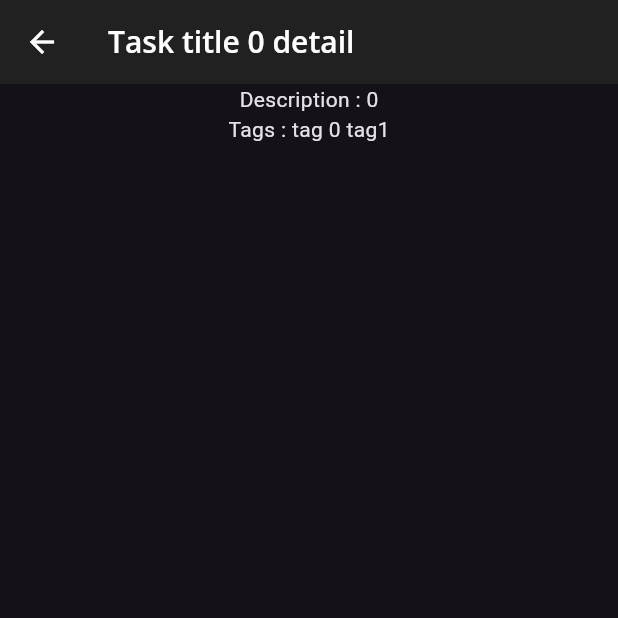
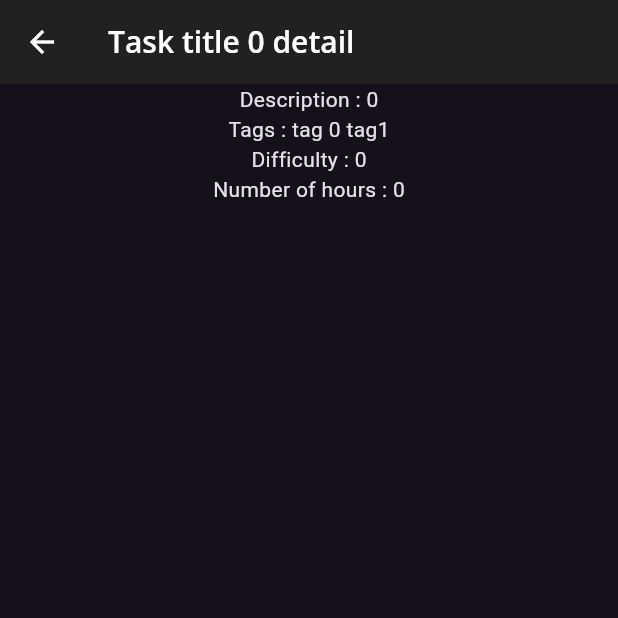
Before and after one commit to Toma1345/tp2-dev-mobile, a Flutter app: the screen it shows after launch, after a tap on an icon or button, on a phone screen of 412 x 824 dp, the top half of it. Run offline on Flutter 3.47's test engine with Material 3 defaults, Android fonts, the phone set to English and light mode, and no system bars; our stand-ins replace google_fonts; network calls fail.

Commit message:
Avec plus d'info dans la page détail

```diff
--- a/lib/detail.dart
+++ b/lib/detail.dart
@@ -17,7 +17,9 @@ class Detail extends StatelessWidget{
         child: Column(
           children: [
             Text('Description : ${task.description}'),
-            Text('Tags : ${task.tags.join(" ")}')
+            Text('Tags : ${task.tags.join(" ")}'),
+            Text('Difficulty : ${task.difficulty}'),
+            Text('Number of hours : ${task.nbhours}')
           ],
         )
       ),
```
